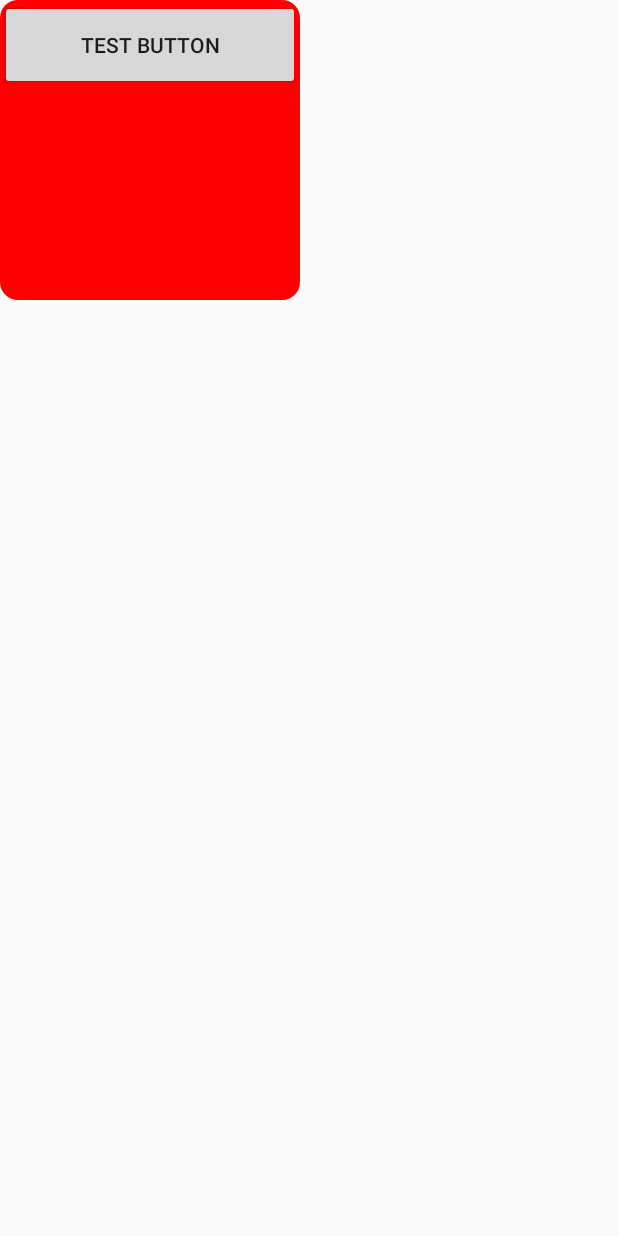
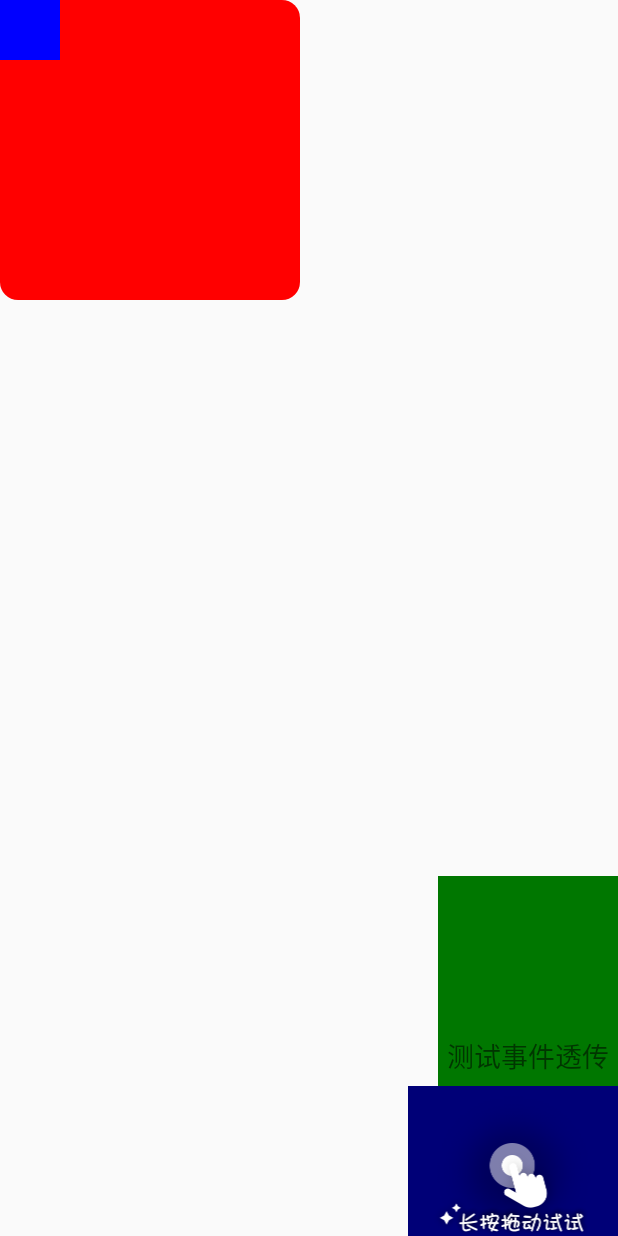
Before and after one commit to ljzjohnliu/EffectDemo, an Android app: the layout activity_frame_radius.xml on its own in the app's theme, with its tools: preview values and no code run, on a phone screen of 412 x 824 dp. Run offline under Robolectric (Android 15) with nearby library versions, the phone set to English and light mode, and no system bars.

Commit message:
验证view层级问题

```diff
--- a/app/src/main/java/com/ljz/effect/activity/DraggerViewActivity.java
+++ b/app/src/main/java/com/ljz/effect/activity/DraggerViewActivity.java
@@ -4,8 +4,11 @@
 import android.os.Bundle;
 import android.util.Log;
 import android.view.View;
+import android.webkit.WebView;
 import android.widget.Button;
 import android.widget.FrameLayout;
+import android.widget.ImageView;
+import android.widget.TextView;
 
 import androidx.appcompat.app.AppCompatActivity;
 
@@ -15,6 +18,9 @@
     private static final String TAG = "DraggerViewActivity";
     private Button testBtn;
 
+    private TextView clickTv;
+    private ImageView guideImg;
+
     @Override
     protected void onCreate(Bundle savedInstanceState) {
         super.onCreate(savedInstanceState);
@@ -22,6 +28,20 @@
 
         final FrameLayout frameLayout = findViewById(R.id.frame);
         testBtn = findViewById(R.id.get_layout);
+        clickTv = findViewById(R.id.test_click);
+        guideImg = findViewById(R.id.test_guide);
+
+        WebView webView = new WebView(this);
+        webView.loadUrl("www.baidu.com");
+        frameLayout.addView(webView);
+
+        clickTv.setOnClickListener(new View.OnClickListener() {
+            @Override
+            public void onClick(View v) {
+                Log.d(TAG, "onClick: ******************clickTv***************");
+            }
+        });
+
         testBtn.setOnClickListener(new View.OnClickListener() {
             @Override
             public void onClick(View v) {
--- a/app/src/main/res/layout/activity_frame_radius.xml
+++ b/app/src/main/res/layout/activity_frame_radius.xml
@@ -15,12 +15,39 @@
         android:layout_width="200dp"
         android:layout_height="200dp"
         android:background="@drawable/shape_round_corner">
-
         <Button
             android:id="@+id/get_layout"
             android:layout_width="match_parent"
             android:layout_height="60dp"
+            android:visibility="gone"
             android:text="Test Button" />
+        <ImageView
+            android:id="@+id/close_img"
+            android:layout_width="40dp"
+            android:layout_height="40dp"
+            android:background="#0000FF"
+            />
     </FrameLayout>
 
+    <TextView
+        android:id="@+id/test_click"
+        android:layout_width="120dp"
+        android:layout_height="240dp"
+        android:layout_alignParentEnd="true"
+        android:layout_alignParentBottom="true"
+        android:background="#007700"
+        android:gravity="center"
+        android:textSize="18sp"
+        android:text="测试事件透传" />
+
+    <ImageView
+        android:id="@+id/test_guide"
+        android:layout_width="140dp"
+        android:layout_height="100dp"
+        android:background="#000077"
+        android:src="@mipmap/guajian_guide"
+        android:layout_alignParentEnd="true"
+        android:layout_alignParentBottom="true"
+        />
+
 </RelativeLayout>
```
Also changed, not shown: app/src/main/res/mipmap-xxhdpi/guajian_guide.png (added).
